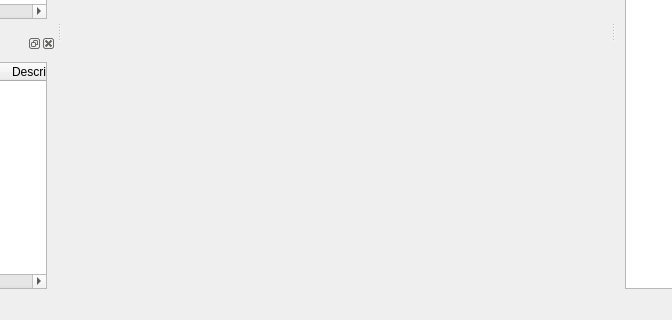
olivierfriard/BORIS, file boris.ui: the form before one commit; both pictures show x 218 to 890 and y 284 to 604 of the 1108 by 604 pixel window.
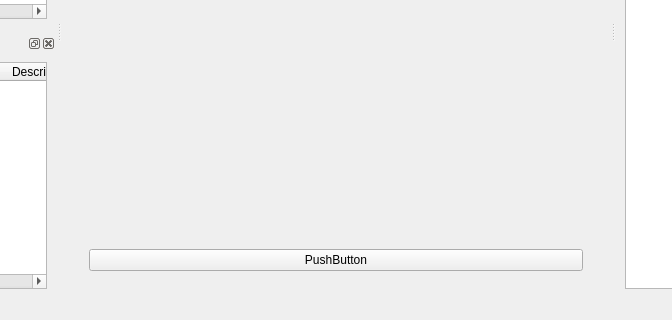
The form after the commit.

```diff
--- a/boris.ui
+++ b/boris.ui
@@ -102,6 +102,19 @@
              </item>
             </layout>
            </item>
+           <item>
+            <widget class="QWidget" name="w_live" native="true">
+             <layout class="QVBoxLayout" name="verticalLayout_11">
+              <item>
+               <widget class="QPushButton" name="pb_live_obs">
+                <property name="text">
+                 <string>PushButton</string>
+                </property>
+               </widget>
+              </item>
+             </layout>
+            </widget>
+           </item>
           </layout>
          </widget>
         </item>
```
